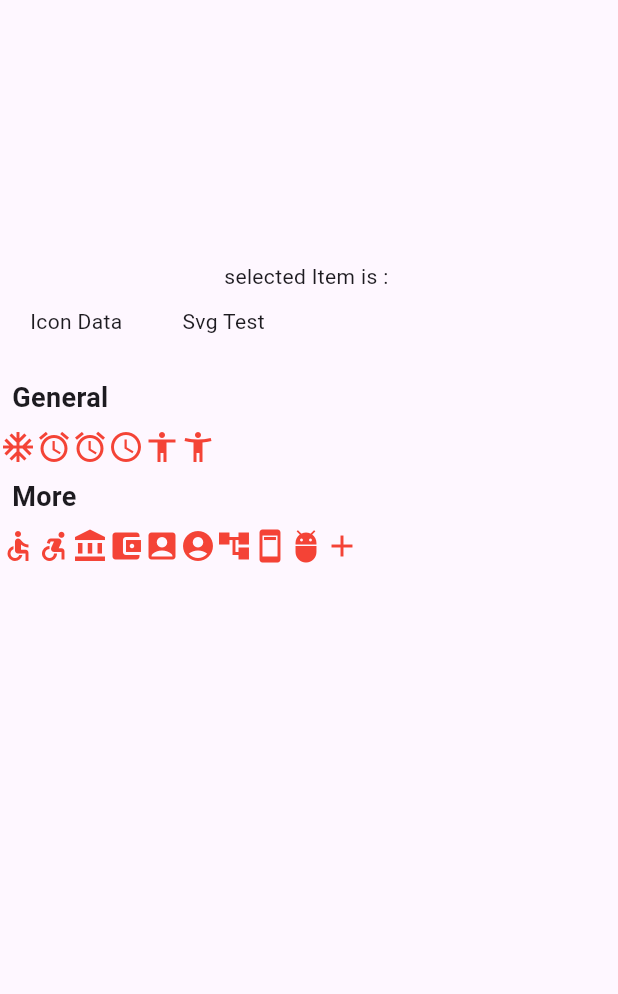
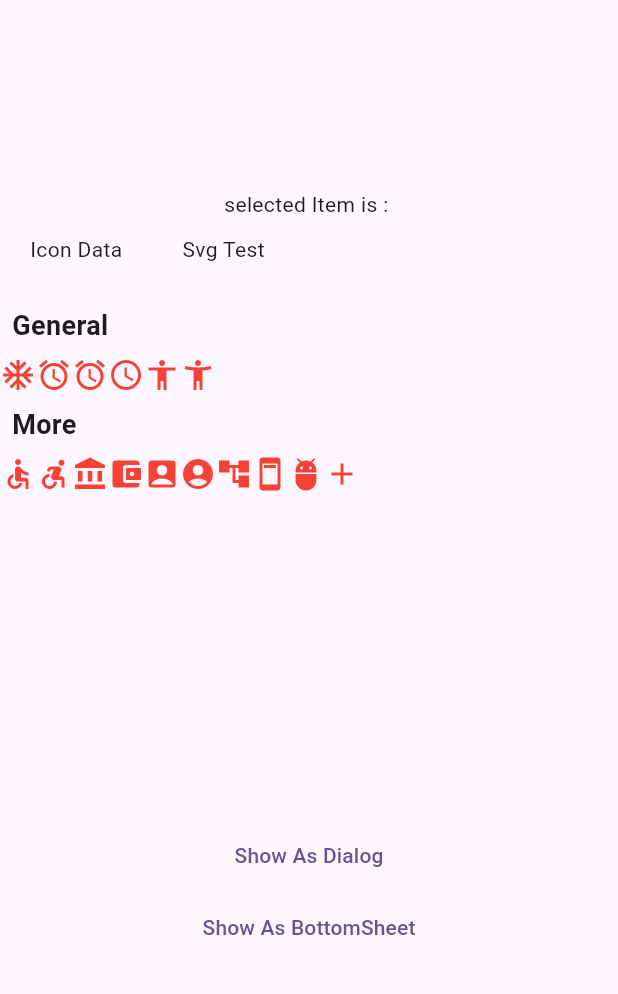
Before and after one commit to PersianFlutter/icon_gallery, a Flutter app: the screen it shows after launch, on a phone screen of 412 x 824 dp, the part 84-1078 px from its top. Run offline on Flutter 3.47's test engine with Material 3 defaults, Android fonts, the phone set to English and light mode, and no system bars; our stand-ins replace flutter_svg.

Commit message:
make dialog and bottomsheet

```diff
--- a/example/lib/main.dart
+++ b/example/lib/main.dart
@@ -96,23 +96,14 @@ class _MyHomePageState extends State<MyHomePage> {
 
     iconList3 = [
       SvgIconValue(
-          name: 'calc back',
-          svgPath: 'assets/images/calc_back_icon.svg'),
+          name: 'calc back', svgPath: 'assets/images/calc_back_icon.svg'),
       SvgIconValue(
-          name: 'calc back',
-          svgPath: 'assets/images/calendar_icon.svg'),
+          name: 'calc back', svgPath: 'assets/images/calendar_icon.svg'),
+      SvgIconValue(name: 'calc back', svgPath: 'assets/images/check_icon.svg'),
+      SvgIconValue(name: 'calc back', svgPath: 'assets/images/circle_icon.svg'),
+      SvgIconValue(name: 'calc back', svgPath: 'assets/images/cross_icon.svg'),
       SvgIconValue(
-          name: 'calc back',
-          svgPath: 'assets/images/check_icon.svg'),
-      SvgIconValue(
-          name: 'calc back',
-          svgPath: 'assets/images/circle_icon.svg'),
-      SvgIconValue(
-          name: 'calc back',
-          svgPath: 'assets/images/cross_icon.svg'),
-      SvgIconValue(
-          name: 'calc back',
-          svgPath: 'assets/images/income_type_icon.svg'),
+          name: 'calc back', svgPath: 'assets/images/income_type_icon.svg'),
     ];
 
     sectionItem1 = SectionItem(
@@ -169,7 +160,41 @@ class _MyHomePageState extends State<MyHomePage> {
                       selectedIcon = selectedIconValue!.name;
                     });
                   }),
-            )
+            ),
+            TextButton(
+                onPressed: () {
+                  IconPickerWidget.showAsDialog(
+                    context: context,
+                    selectedIcon: selectedIconValue,
+                    tabs: [tabItem1, tabItem2],
+                    onIconSelected: (icon) {
+                      Navigator.pop(context);
+                      setState(() {
+                        selectedIconValue = icon;
+                        debugPrint('selected icon is $icon');
+                        selectedIcon = selectedIconValue!.name;
+                      });
+                    },
+                  );
+                },
+                child: const Text('Show As Dialog')),
+            TextButton(
+                onPressed: () {
+                  IconPickerWidget.showAsBottomSheet(
+                    context: context,
+                    selectedIcon: selectedIconValue,
+                    tabs: [tabItem1, tabItem2],
+                    onIconSelected: (icon) {
+                      Navigator.pop(context);
+                      setState(() {
+                        selectedIconValue = icon;
+                        debugPrint('selected icon is $icon');
+                        selectedIcon = selectedIconValue!.name;
+                      });
+                    },
+                  );
+                },
+                child: const Text('Show As BottomSheet')),
           ],
         ),
       ),
--- a/lib/view/icon_picker.dart
+++ b/lib/view/icon_picker.dart
@@ -18,6 +18,45 @@ class IconPickerWidget extends StatefulWidget {
 
   @override
   State<IconPickerWidget> createState() => _IconPickerWidgetState();
+
+  static Future<void> showAsDialog({
+    required BuildContext context,
+    required List<TabItem> tabs,
+    IconValue? selectedIcon,
+    required OnIconSelected onIconSelected,
+  }) {
+    return showDialog<void>(
+      context: context,
+      builder: (BuildContext context) {
+        return Dialog(
+          child: IconPickerWidget(
+            tabs: tabs,
+            selectedIcon: selectedIcon,
+            onIconSelected: onIconSelected,
+          ),
+        );
+      },
+    );
+  }
+
+// Helper method to show the widget as a bottom sheet
+  static void showAsBottomSheet({
+    required BuildContext context,
+    required List<TabItem> tabs,
+    IconValue? selectedIcon,
+    required OnIconSelected onIconSelected,
+  }) {
+    showModalBottomSheet<void>(
+      context: context,
+      builder: (BuildContext context) {
+        return IconPickerWidget(
+          tabs: tabs,
+          selectedIcon: selectedIcon,
+          onIconSelected: onIconSelected,
+        );
+      },
+    );
+  }
 }
 
 class _IconPickerWidgetState<T> extends State<IconPickerWidget> {
@@ -34,6 +73,7 @@ class _IconPickerWidgetState<T> extends State<IconPickerWidget> {
     super.dispose();
   }
 
+  // Helper method to show the widget as a dialog
   void _onTabTapped(int index) {
     _pageController.animateToPage(
       index,
```
